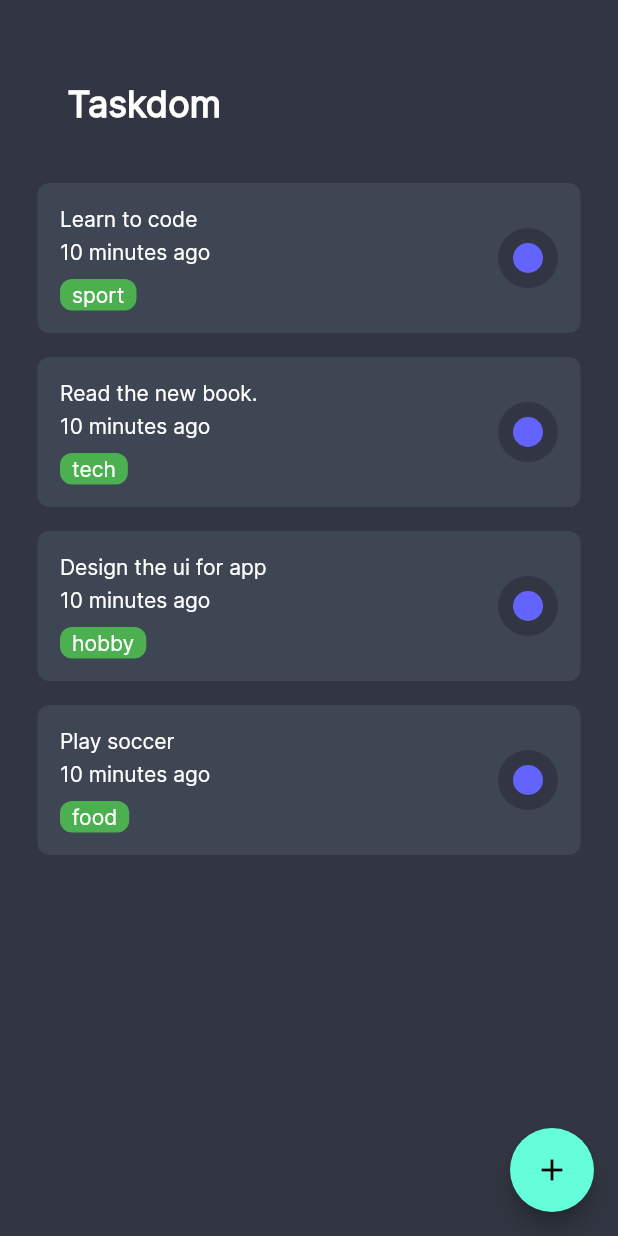
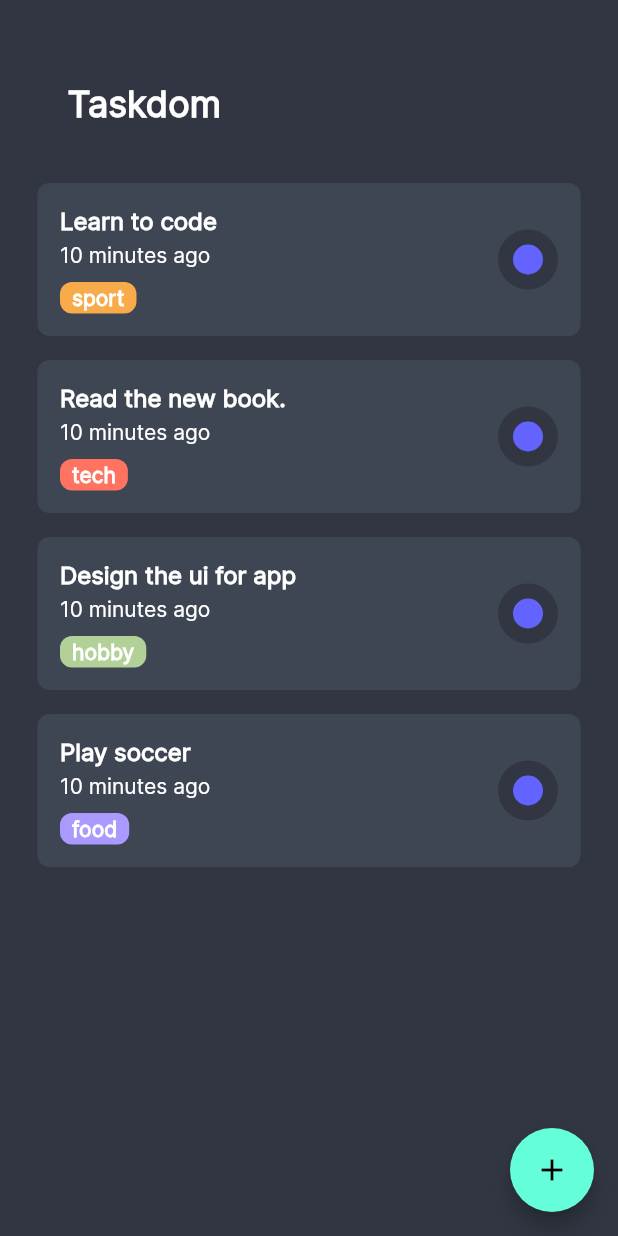
Before and after one commit to sammyodiagbe/tododorm, a Flutter app: the screen it shows after launch, on a phone screen of 412 x 824 dp. Run offline on Flutter 3.47's test engine with Material 2 defaults, Android fonts, the phone set to English and light mode, and no system bars.

Commit message:
fixed bugs and worked on tag colors

```diff
--- a/lib/constants.dart
+++ b/lib/constants.dart
@@ -2,3 +2,5 @@ import "package:flutter/material.dart";
 
 const darkThemeBackground = Color(0xff313642);
 const tileContainerColor = Color(0xff3e4553);
+const titleTextStyle = TextStyle(fontSize: 16, fontWeight: FontWeight.bold);
+const tagTextStyle = TextStyle(fontWeight: FontWeight.bold);
--- a/lib/data/task_data.dart
+++ b/lib/data/task_data.dart
@@ -3,10 +3,10 @@ import 'package:taskdorm/models/task.dart';
 
 class TaskData extends ChangeNotifier {
   final List<Task> _tasks = [
-    Task(title: 'Learn to code', tag: 'sport'),
-    Task(title: 'Learn to code', tag: 'sport'),
-    Task(title: 'Learn to code', tag: 'sport'),
-    Task(title: 'Learn to code', tag: 'sport'),
+    Task(title: 'Learn to code', tag: 'sport', colorCode: '0xffF8AB4A'),
+    Task(title: 'Read the new book.', tag: 'tech', colorCode: '0xffFF7360'),
+    Task(title: 'Design the ui for app', tag: 'hobby', colorCode: '0xffB1D199'),
+    Task(title: 'Play soccer', tag: 'food', colorCode: '0xffaa9aff'),
   ];
 
   List<Task> get getTasks {
--- a/lib/models/task.dart
+++ b/lib/models/task.dart
@@ -3,8 +3,13 @@ class Task {
   bool done = false;
   DateTime? createAt;
   final String tag;
+  final String colorCode;
 
-  Task({required this.title, this.done = false, required this.tag}) {
+  Task(
+      {required this.title,
+      this.done = false,
+      required this.tag,
+      required this.colorCode}) {
     createAt = DateTime.now();
   }
 }
--- a/lib/screens/taskScreen.dart
+++ b/lib/screens/taskScreen.dart
@@ -11,10 +11,13 @@ class TaskScreen extends StatelessWidget {
   @override
   Widget build(BuildContext context) {
     List<Task> _tasks = [
-      Task(title: 'Learn to code', tag: 'sport'),
-      Task(title: 'Read the new book.', tag: 'tech'),
-      Task(title: 'Design the ui for app', tag: 'hobby'),
-      Task(title: 'Play soccer', tag: 'food'),
+      Task(title: 'Learn to code', tag: 'sport', colorCode: '0xffF8AB4A'),
+      Task(title: 'Read the new book.', tag: 'tech', colorCode: '0xffFF7360'),
+      Task(
+          title: 'Design the ui for app',
+          tag: 'hobby',
+          colorCode: '0xffB1D199'),
+      Task(title: 'Play soccer', tag: 'food', colorCode: '0xffaa9aff'),
     ];
     return SafeArea(
       child: Scaffold(
@@ -40,11 +43,12 @@ class TaskScreen extends StatelessWidget {
                     String title = _tasks[index].title;
                     String tag = _tasks[index].tag;
                     bool done = _tasks[index].done;
+                    int colorCode = int.parse(_tasks[index].colorCode);
                     return CustomClassTile(
-                      title: title,
-                      tag: tag,
-                      done: done,
-                    );
+                        title: title,
+                        tag: tag,
+                        done: done,
+                        colorCode: colorCode);
                   }),
                   itemCount: _tasks.length,
                 ),
--- a/lib/widgets/customTaskTiles.dart
+++ b/lib/widgets/customTaskTiles.dart
@@ -6,9 +6,14 @@ class CustomClassTile extends StatelessWidget {
   final String title;
   final String tag;
   bool done;
+  final int colorCode;
 
   CustomClassTile(
-      {Key? key, required this.title, required this.tag, this.done = false})
+      {Key? key,
+      required this.title,
+      required this.tag,
+      this.done = false,
+      required this.colorCode})
       : super(key: key);
   @override
   Widget build(BuildContext context) {
@@ -33,13 +38,19 @@ class CustomClassTile extends StatelessWidget {
             Column(
               crossAxisAlignment: CrossAxisAlignment.start,
               children: [
-                Text(title),
+                Text(
+                  title,
+                  style: titleTextStyle,
+                ),
                 SizedBox(height: 5),
                 Text(
                   '10 minutes ago',
                 ),
                 SizedBox(height: 10),
-                CustomTagIndicator(tag: tag)
+                CustomTagIndicator(
+                  tag: tag,
+                  color: colorCode,
+                )
               ],
             ),
 
@@ -54,9 +65,10 @@ class CustomClassTile extends StatelessWidget {
 }
 
 class CustomTagIndicator extends StatelessWidget {
-  String? tag;
+  String tag;
+  int color;
 
-  CustomTagIndicator({this.tag});
+  CustomTagIndicator({required this.tag, required this.color});
   @override
   Widget build(BuildContext context) {
     return Container(
@@ -64,10 +76,13 @@ class CustomTagIndicator extends StatelessWidget {
       padding: EdgeInsets.symmetric(vertical: 2, horizontal: 8),
       decoration: BoxDecoration(
         borderRadius: BorderRadius.circular(8),
-        color: Colors.green,
+        color: Color(color),
       ),
       child: Center(
-        child: Text(tag ?? 'hobby'),
+        child: Text(
+          tag ?? 'hobby',
+          style: tagTextStyle,
+        ),
       ),
     );
   }
```
